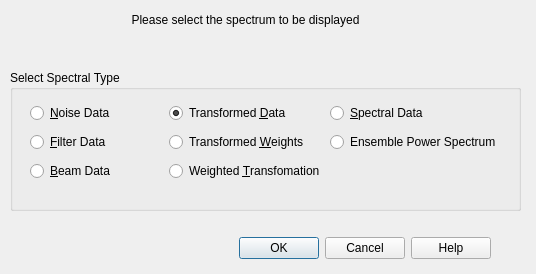
Before: the Qt Designer form src/UIs/Qt-analyzer/graphselectdlg.ui in wayman0/CAPS-Analyzer, drawn with Qt 5.
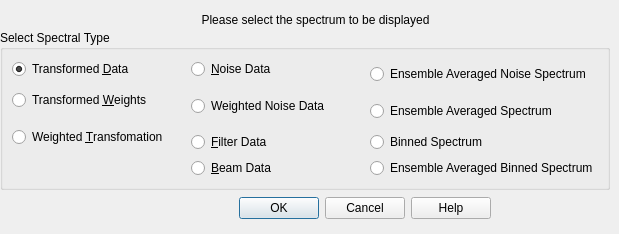
After: the same form once the commit is applied.

Diff of the .ui file:
```diff
--- a/src/UIs/Qt-analyzer/graphselectdlg.ui
+++ b/src/UIs/Qt-analyzer/graphselectdlg.ui
@@ -2,20 +2,17 @@
 <ui version="4.0">
  <class>graphSelectDialog</class>
  <widget class="QDialog" name="graphSelectDialog">
+  <property name="enabled">
+   <bool>true</bool>
+  </property>
   <property name="geometry">
    <rect>
     <x>0</x>
     <y>0</y>
-    <width>536</width>
-    <height>274</height>
+    <width>619</width>
+    <height>234</height>
    </rect>
   </property>
-  <property name="minimumSize">
-   <size>
-    <width>448</width>
-    <height>274</height>
-   </size>
-  </property>
   <property name="windowTitle">
    <string>Spectrum Selection</string>
   </property>
@@ -23,7 +20,7 @@
    <property name="geometry">
     <rect>
      <x>10</x>
-     <y>230</y>
+     <y>190</y>
      <width>481</width>
      <height>36</height>
     </rect>
@@ -35,10 +32,10 @@
   <widget class="QGroupBox" name="selectionBox">
    <property name="geometry">
     <rect>
-     <x>10</x>
-     <y>70</y>
-     <width>511</width>
-     <height>141</height>
+     <x>0</x>
+     <y>30</y>
+     <width>610</width>
+     <height>160</height>
     </rect>
    </property>
    <property name="minimumSize">
@@ -50,24 +47,8 @@
    <property name="title">
     <string>Select Spectral Type</string>
    </property>
-   <widget class="QWidget" name="layoutWidget">
-    <property name="geometry">
-     <rect>
-      <x>20</x>
-      <y>30</y>
-      <width>471</width>
-      <height>86</height>
-     </rect>
-    </property>
     <layout class="QGridLayout" name="gridLayout">
      <item row="0" column="0">
-      <widget class="QRadioButton" name="noiseButton">
-       <property name="text">
-        <string>&amp;Noise Data</string>
-       </property>
-      </widget>
-     </item>
-     <item row="0" column="1">
       <widget class="QRadioButton" name="dataButton">
        <property name="text">
         <string>Transformed &amp;Data</string>
@@ -77,55 +58,82 @@
        </property>
       </widget>
      </item>
-     <item row="0" column="2">
-      <widget class="QRadioButton" name="spectDataButton">
+    <item row="0" column="1">
+     <widget class="QRadioButton" name="noiseButton">
        <property name="text">
-        <string>&amp;Spectral Data</string>
+       <string>&amp;Noise Data</string>
        </property>
       </widget>
      </item>
-     <item row="1" column="0">
-      <widget class="QRadioButton" name="filterButton">
+    <item row="0" column="2" rowspan="2">
+     <widget class="QRadioButton" name="EnsAvgNoiseSpectrumButton">
        <property name="text">
-        <string>&amp;Filter Data</string>
+       <string>Ensemble Averaged Noise Spectrum</string>
        </property>
       </widget>
      </item>
-     <item row="1" column="1">
+    <item row="1" column="0" rowspan="2">
       <widget class="QRadioButton" name="weightButton">
        <property name="text">
         <string>Transformed &amp;Weights</string>
        </property>
       </widget>
      </item>
-     <item row="2" column="0">
-      <widget class="QRadioButton" name="beamButton">
-       <property name="text">
-        <string>&amp;Beam Data</string>
-       </property>
-      </widget>
-     </item>
      <item row="2" column="1">
+     <widget class="QRadioButton" name="weightedNoiseButton">
+      <property name="text">
+       <string>Weighted Noise Data</string>
+      </property>
+     </widget>
+    </item>
+    <item row="2" column="2" rowspan="2">
+     <widget class="QRadioButton" name="EnsAvgSpectrumButton">
+      <property name="text">
+       <string>Ensemble Averaged Spectrum</string>
+      </property>
+     </widget>
+    </item>
+    <item row="3" column="0" rowspan="2">
       <widget class="QRadioButton" name="combinedDataButton">
        <property name="text">
         <string>Weighted &amp;Transfomation</string>
        </property>
       </widget>
      </item>
-     <item row="1" column="2">
-      <widget class="QRadioButton" name="ensembleButton">
+    <item row="4" column="1">
+     <widget class="QRadioButton" name="filterButton">
        <property name="text">
-        <string>Ensemble Power Spectrum</string>
+       <string>&amp;Filter Data</string>
+      </property>
+     </widget>
+    </item>
+    <item row="4" column="2">
+     <widget class="QRadioButton" name="binnedSpectrumButton">
+      <property name="text">
+       <string>Binned Spectrum</string>
+      </property>
+     </widget>
+    </item>
+    <item row="5" column="1">
+     <widget class="QRadioButton" name="beamButton">
+      <property name="text">
+       <string>&amp;Beam Data</string>
+      </property>
+     </widget>
+    </item>
+    <item row="5" column="2">
+     <widget class="QRadioButton" name="EnsAvgBinnedSpectrumButton">
+      <property name="text">
+       <string>Ensemble Averaged Binned Spectrum</string>
        </property>
       </widget>
      </item>
     </layout>
    </widget>
-  </widget>
   <widget class="QLabel" name="title">
    <property name="geometry">
     <rect>
-     <x>10</x>
+     <x>80</x>
      <y>10</y>
      <width>471</width>
      <height>20</height>
```
Lines whose indentation alone changed are shown as unchanged.
